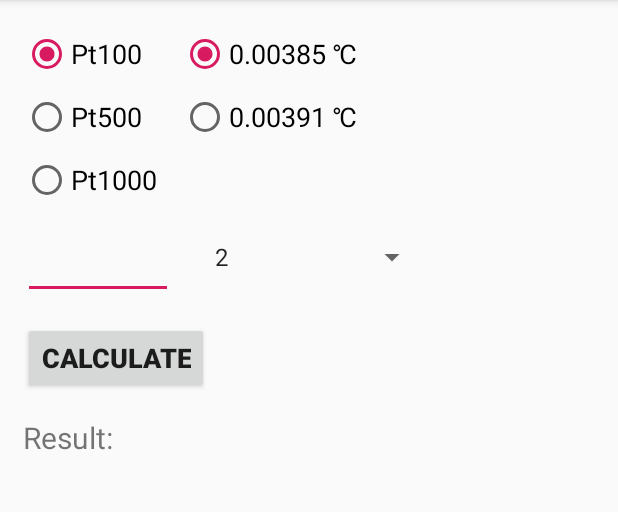
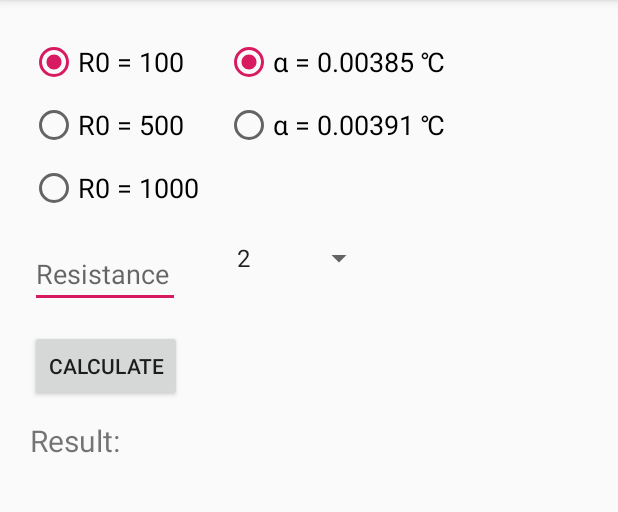
Before and after one commit to DmytroKutko/RTD_Calculator_Android-Java-, an Android app: the PlatinumCalc screen opened directly, with no data from a screen before it, on a phone screen of 412 x 824 dp, the part 84-596 px from its top. Run offline under Robolectric (Android 15) with nearby library versions, the phone set to English and light mode, and no system bars.

Commit message:
simple fix + Platinum Ui changes + Copper Ui + Copper calculator

```diff
--- a/app/src/main/java/ua/com/zzz/dmytrokutko/temperatureresistancecalculator/PlatinumCalc.java
+++ b/app/src/main/java/ua/com/zzz/dmytrokutko/temperatureresistancecalculator/PlatinumCalc.java
@@ -3,7 +3,6 @@ package ua.com.zzz.dmytrokutko.temperatureresistancecalculator;
 import android.annotation.SuppressLint;
 import android.os.Bundle;
 import android.support.v7.app.AppCompatActivity;
-import android.util.Log;
 import android.view.View;
 import android.widget.AdapterView;
 import android.widget.ArrayAdapter;
@@ -13,13 +12,9 @@ import android.widget.RadioButton;
 import android.widget.RadioGroup;
 import android.widget.Spinner;
 import android.widget.TextView;
-
-import java.math.BigDecimal;
-import java.math.RoundingMode;
+import android.widget.Toast;
 
 public class PlatinumCalc extends AppCompatActivity implements AdapterView.OnItemSelectedListener {
-
-    private static final String TAG = "PlatinumCalc";
 
     String spinnerNumber;
     EditText etValue;
@@ -33,7 +28,7 @@ public class PlatinumCalc extends AppCompatActivity implements AdapterView.OnIte
     @Override
     protected void onCreate(Bundle savedInstanceState) {
         super.onCreate(savedInstanceState);
-        setContentView(R.layout.platinum_calc);
+        setContentView(R.layout.activity_platinum_calc);
 
         setInitialData();
     }
@@ -58,29 +53,26 @@ public class PlatinumCalc extends AppCompatActivity implements AdapterView.OnIte
                 double result;
 
                 switch (rbPtChecked.getText().toString()) {
-                    case "Pt100":
+                    case "R0 = 100":
                         R0 = 100;
-                        result = rtdCalc.calculatePlatinum(R1, R0, alpha);
-                        result = roundNumber(result);
+                        result = rtdCalc.calculatePlatinum(R1, R0, alpha, spinnerNumber);
                         tvResult.setText("Result: " + String.valueOf(result));
                         break;
 
-                    case "Pt500":
+                    case "R0 = 500":
                         R0 = 500;
-                        result = rtdCalc.calculatePlatinum(R1, R0, alpha);
-                        result = roundNumber(result);
+                        result = rtdCalc.calculatePlatinum(R1, R0, alpha, spinnerNumber);
                         tvResult.setText("Result: " + String.valueOf(result));
                         break;
 
-                    case "Pt1000":
+                    case "R0 = 1000":
                         R0 = 1000;
-                        result = rtdCalc.calculatePlatinum(R1, R0, alpha);
-                        result = roundNumber(result);
+                        result = rtdCalc.calculatePlatinum(R1, R0, alpha, spinnerNumber);
                         tvResult.setText("Result: " + String.valueOf(result));
                         break;
 
                     default:
-                        Log.d(TAG, "onClick: Something goes wrong(");
+                        Toast.makeText(PlatinumCalc.this, "Error!!!", Toast.LENGTH_SHORT).show();
                         break;
                 }
             }
@@ -88,32 +80,20 @@ public class PlatinumCalc extends AppCompatActivity implements AdapterView.OnIte
     }
 
     /**
-     * Round value
-     *
-     * @param result
-     * @return
-     */
-    private double roundNumber(double result) {
-        double round = result;
-        round = new BigDecimal(round).setScale(Integer.valueOf(spinnerNumber), RoundingMode.UP).doubleValue();
-        return round;
-    }
-
-    /**
      * Init all UI components
      */
     private void initView() {
-        etValue = findViewById(R.id.etValue);
+        etValue = findViewById(R.id.etValuePt);
         rGroup = findViewById(R.id.rgPt);
-        rgAlpha = findViewById(R.id.rgAlpha);
-        btnCalculate = findViewById(R.id.btnCalculate);
-        tvResult = findViewById(R.id.tvResult);
-        spinner = findViewById(R.id.spinner);
+        rgAlpha = findViewById(R.id.rgAlphaPt);
+        btnCalculate = findViewById(R.id.btnCalculatePt);
+        tvResult = findViewById(R.id.tvResultPt);
+        spinner = findViewById(R.id.spinnerPt);
         rtdCalc = new RTDCalc();
 
         //Init and set default radio buttons
-        rbDefaultPt = findViewById(R.id.rb100);
-        rbDefaultAlpha = findViewById(R.id.rbAlpha1);
+        rbDefaultPt = findViewById(R.id.rb100Pt);
+        rbDefaultAlpha = findViewById(R.id.rbAlpha1Pt);
         rbDefaultPt.setChecked(true);
         rbDefaultAlpha.setChecked(true);
 
--- a/app/src/main/java/ua/com/zzz/dmytrokutko/temperatureresistancecalculator/RTDCalc.java
+++ b/app/src/main/java/ua/com/zzz/dmytrokutko/temperatureresistancecalculator/RTDCalc.java
@@ -1,18 +1,21 @@
 package ua.com.zzz.dmytrokutko.temperatureresistancecalculator;
+
+import java.math.BigDecimal;
+import java.math.RoundingMode;
 
 class RTDCalc {
 
     /**
-     * Platinum
+     * Platinum ------------------------------------------------------------------------------------
      */
     private final double PT_ARR_A[] = {
-            3.9083 * Math.pow(10, -3),
-            3.969 * Math.pow(10, -3)
+            3.9083d * Math.pow(10, -3),
+            3.969d * Math.pow(10, -3)
     };
 
     private final double PT_ARR_B[] = {
-            -5.775 * Math.pow(10, -7),
-            -5.841 * Math.pow(10, -7)
+            -5.775d * Math.pow(10, -7),
+            -5.841d * Math.pow(10, -7)
     };
 
     private final double PT_ARR_D1[] = {
@@ -29,13 +32,13 @@ class RTDCalc {
             1.67611d
     };
 
-    strictfp double calculatePlatinum(double R1, int R0, String alpha) {
+    strictfp double calculatePlatinum(double R1, int R0, String alpha, String spinnerValue) {
 
         double A;
         double B;
         double D[];
 
-        if (alpha.equals("@string/_0_00385")) {
+        if (alpha.equals("α = 0.00385 ℃")) {
             D = PT_ARR_D1;
             A = PT_ARR_A[0];
             B = PT_ARR_B[0];
@@ -48,27 +51,61 @@ class RTDCalc {
 
         if (R1 / R0 < 1) {
             for (int i = 1; i <= 4; i++) {
-                result += D[i - 1] * Math.pow((R1 / R0 - 1.0), i);
+                result += D[i - 1] * Math.pow((R1 / R0 - 1.0d), i);
             }
         } else if (R1 / R0 >= 1) {
-            result = (Math.sqrt((A * A) - 4.0 * B * (1 - (R1 / R0))) - A) / (2 * B);
+            result = (Math.sqrt((A * A) - 4.0d * B * (1 - (R1 / R0))) - A) / (2 * B);
         }
+
+        result = new BigDecimal(result).setScale(Integer.valueOf(spinnerValue), RoundingMode.UP).doubleValue();
 
         return result;
     }
 
     /**
-     * Copper
+     * Copper --------------------------------------------------------------------------------------
      */
-    strictfp double calculateCopper(){
-        return 0;
+    private final double COP_ARR_A[] = {
+            4.28d * Math.pow(10, -3),
+            4.26d * Math.pow(10, -3)
+    };
+
+    private final double COP_ARR_D[] = {
+            233.87d,
+            7.937d,
+            -2.0062d,
+            -0.3953d
+    };
+
+    strictfp double calculateCopper(double R1, int R0, String alpha, String spinnerValue) {
+        double A;
+        double D[] = COP_ARR_D;
+
+        if (alpha.equals("α = 0.00428 ℃")) {
+            A = COP_ARR_A[0];
+        } else {
+            A = COP_ARR_A[1];
+        }
+
+        double result = 0d;
+
+        if (R1 / R0 < 1) {
+            for (int i = 1; i <= 4; i++) {
+                result += D[i - 1] * Math.pow(((R1 / R0) - 1.0d), i);
+            }
+        } else if (R1 / R0 >= 1) {
+            result = ((R1 / R0) - 1) / A;
+        }
+
+        result = new BigDecimal(result).setScale(Integer.valueOf(spinnerValue), RoundingMode.UP).doubleValue();
+
+        return result;
     }
 
     /**
-     * Nickel
+     * Nickel --------------------------------------------------------------------------------------
      */
-    strictfp double calculateNickel(){
+    strictfp double calculateNickel() {
         return 0;
     }
-
 }
--- a/app/src/main/res/layout/platinum_calc.xml
+++ b/app/src/main/res/layout/activity_platinum_calc.xml
@@ -10,17 +10,17 @@
         android:id="@+id/rgPt"
         android:layout_width="wrap_content"
         android:layout_height="wrap_content"
-        android:layout_marginStart="15dp"
-        android:layout_marginTop="20dp"
+        android:layout_marginStart="20dp"
+        android:layout_marginTop="25dp"
         app:layout_constraintStart_toStartOf="parent"
         app:layout_constraintTop_toTopOf="parent">
 
         <RadioButton
-            android:id="@+id/rb100"
+            android:id="@+id/rb100Pt"
             android:layout_width="wrap_content"
             android:layout_height="wrap_content"
             android:layout_weight="1"
-            android:text="Pt100"
+            android:text="R0 = 100"
             android:textSize="18sp" />
 
         <RadioButton
@@ -29,7 +29,7 @@
             android:layout_height="wrap_content"
             android:layout_marginTop="10dp"
             android:layout_weight="1"
-            android:text="Pt500"
+            android:text="R0 = 500"
             android:textSize="18sp" />
 
         <RadioButton
@@ -38,56 +38,21 @@
             android:layout_height="wrap_content"
             android:layout_marginTop="10dp"
             android:layout_weight="1"
-            android:text="Pt1000"
+            android:text="R0 = 1000"
             android:textSize="18sp" />
     </RadioGroup>
 
-    <EditText
-        android:id="@+id/etValue"
-        android:layout_width="100dp"
-        android:layout_height="wrap_content"
-        android:layout_marginStart="15dp"
-        android:layout_marginTop="15dp"
-        android:ems="10"
-        android:inputType="phone"
-        android:textSize="20sp"
-        app:layout_constraintStart_toStartOf="parent"
-        app:layout_constraintTop_toBottomOf="@+id/rgPt" />
-
-    <Button
-        android:id="@+id/btnCalculate"
+    <RadioGroup
+        android:id="@+id/rgAlphaPt"
         android:layout_width="wrap_content"
         android:layout_height="wrap_content"
-        android:layout_marginStart="15dp"
-        android:layout_marginTop="15dp"
-        android:text="Calculate"
-        android:textSize="18sp"
-        android:textStyle="bold"
+        android:layout_marginStart="150dp"
+        android:layout_marginTop="25dp"
         app:layout_constraintStart_toStartOf="parent"
-        app:layout_constraintTop_toBottomOf="@+id/etValue" />
-
-    <TextView
-        android:id="@+id/tvResult"
-        android:layout_width="wrap_content"
-        android:layout_height="wrap_content"
-        android:layout_marginStart="15dp"
-        android:layout_marginTop="15dp"
-        android:text="Result: "
-        android:textSize="20sp"
-        app:layout_constraintStart_toStartOf="parent"
-        app:layout_constraintTop_toBottomOf="@+id/btnCalculate" />
-
-    <RadioGroup
-        android:id="@+id/rgAlpha"
-        android:layout_width="wrap_content"
-        android:layout_height="wrap_content"
-        android:layout_marginStart="15dp"
-        android:layout_marginTop="20dp"
-        app:layout_constraintStart_toEndOf="@+id/rgPt"
         app:layout_constraintTop_toTopOf="parent">
 
         <RadioButton
-            android:id="@+id/rbAlpha1"
+            android:id="@+id/rbAlpha1Pt"
             android:layout_width="wrap_content"
             android:layout_height="wrap_content"
             android:layout_weight="1"
@@ -95,7 +60,7 @@
             android:textSize="18sp" />
 
         <RadioButton
-            android:id="@+id/raAlpha2"
+            android:id="@+id/rbAlpha2Cop"
             android:layout_width="wrap_content"
             android:layout_height="wrap_content"
             android:layout_marginTop="10dp"
@@ -104,12 +69,47 @@
             android:textSize="18sp" />
     </RadioGroup>
 
-    <Spinner
-        android:id="@+id/spinner"
-        android:layout_width="150dp"
+    <EditText
+        android:id="@+id/etValuePt"
+        android:layout_width="100dp"
         android:layout_height="wrap_content"
         android:layout_marginStart="20dp"
-        android:layout_marginTop="65dp"
-        app:layout_constraintStart_toEndOf="@+id/etValue"
-        app:layout_constraintTop_toBottomOf="@+id/rgAlpha" />
+        android:layout_marginTop="160dp"
+        android:ems="10"
+        android:hint="Resistance"
+        android:inputType="phone"
+        android:textSize="18sp"
+        app:layout_constraintStart_toStartOf="parent"
+        app:layout_constraintTop_toTopOf="parent" />
+
+    <Button
+        android:id="@+id/btnCalculatePt"
+        android:layout_width="wrap_content"
+        android:layout_height="wrap_content"
+        android:layout_marginStart="20dp"
+        android:layout_marginTop="220dp"
+        android:text="Calculate"
+        android:textStyle="normal"
+        app:layout_constraintStart_toStartOf="parent"
+        app:layout_constraintTop_toTopOf="parent" />
+
+    <TextView
+        android:id="@+id/tvResultPt"
+        android:layout_width="wrap_content"
+        android:layout_height="wrap_content"
+        android:layout_marginStart="20dp"
+        android:layout_marginTop="280dp"
+        android:text="Result: "
+        android:textSize="20sp"
+        app:layout_constraintStart_toStartOf="parent"
+        app:layout_constraintTop_toTopOf="parent" />
+
+    <Spinner
+        android:id="@+id/spinnerPt"
+        android:layout_width="100dp"
+        android:layout_height="wrap_content"
+        android:layout_marginStart="150dp"
+        android:layout_marginTop="160dp"
+        app:layout_constraintStart_toStartOf="parent"
+        app:layout_constraintTop_toTopOf="parent" />
 </android.support.constraint.ConstraintLayout>
--- a/app/src/main/res/values/strings.xml
+++ b/app/src/main/res/values/strings.xml
@@ -1,7 +1,9 @@
 <resources>
     <string name="app_name">TemperatureResistanceCalculator</string>
-    <string name="_0_00385">0.00385 ℃</string>
-    <string name="_0_00391">0.00391 ℃</string>
+    <string name="_0_00385">α = 0.00385 ℃</string>
+    <string name="_0_00391">α = 0.00391 ℃</string>
+    <string name="_0_00428">α = 0.00428 ℃</string>
+    <string name="_0_00426">α = 0.00426 ℃</string>
     <string-array name="spinner">
         <item>2</item>
         <item>3</item>
```
Also changed, not shown: app/src/main/java/ua/com/zzz/dmytrokutko/temperatureresistancecalculator/CopperCalc.java (+107 -2 lines), app/src/main/res/layout/activity_copper_calc.xml (+105 -0 lines).
